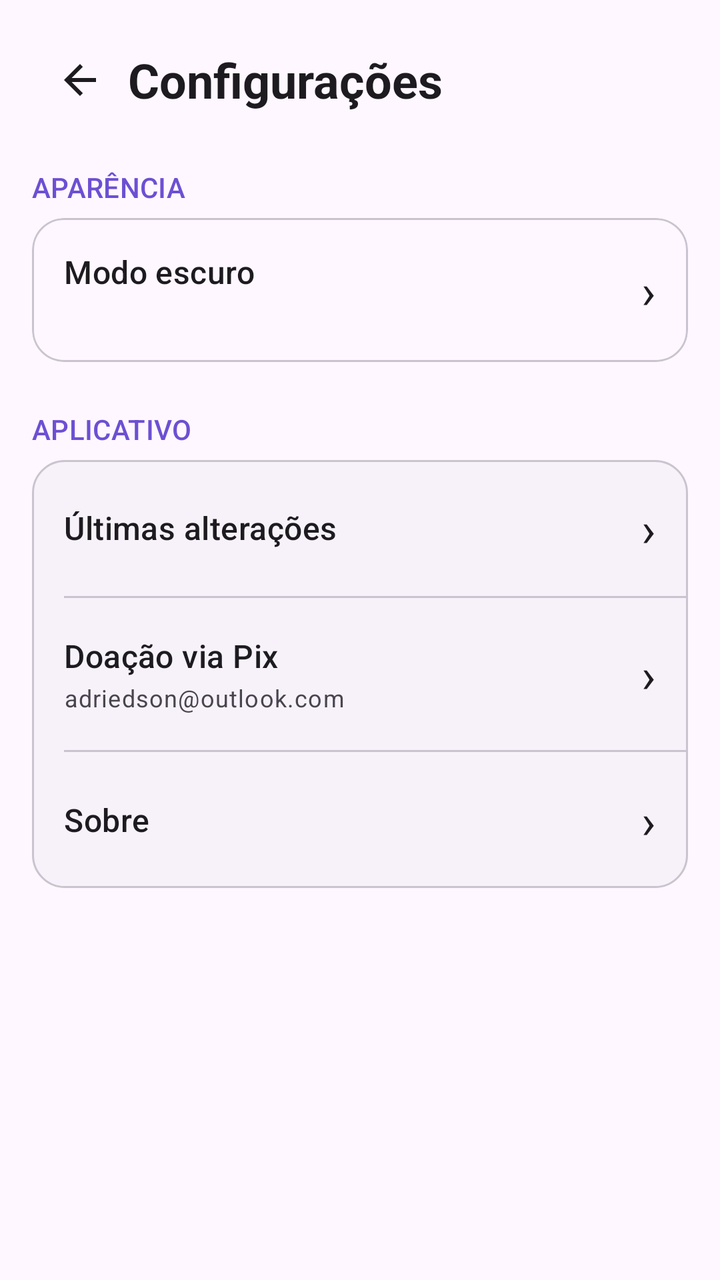
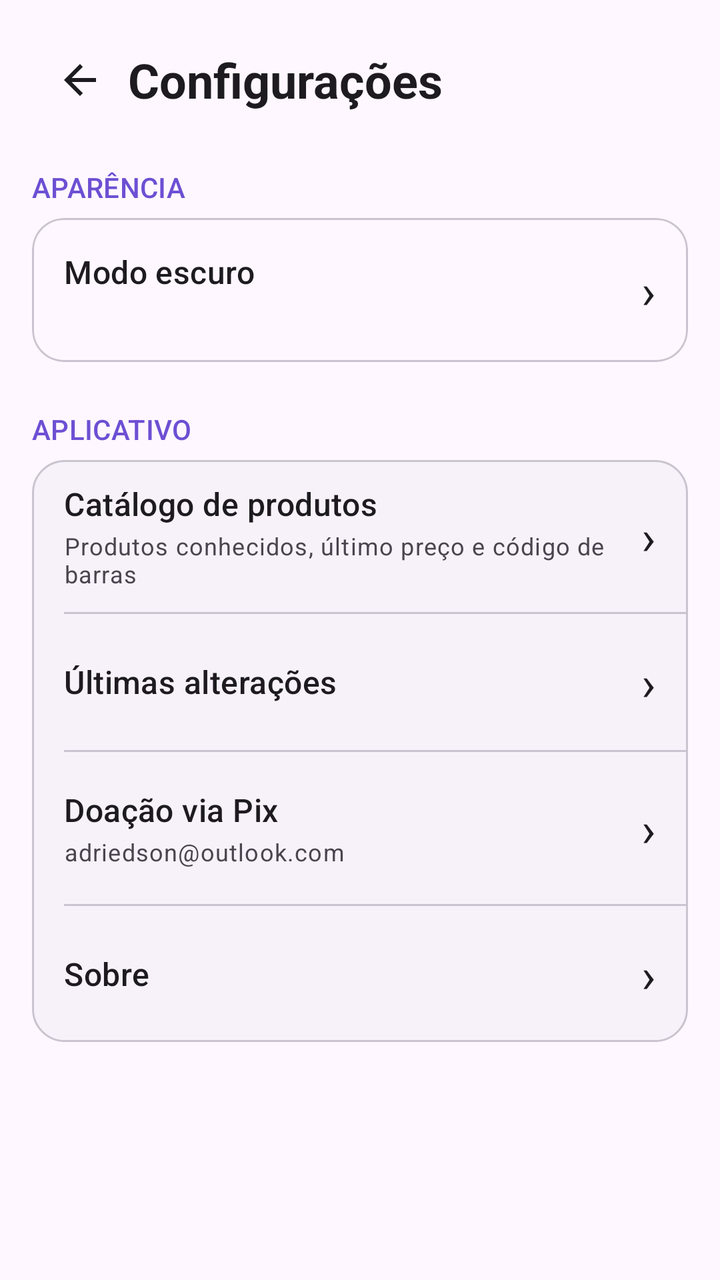

Before-and-after screenshots of an Android layout around one commit, followed by the original layout XML and the change that was made.
<!-- AndroidManifest.xml: application theme Theme.ListaMercado -->
<!-- res/layout/activity_settings.xml -->
<?xml version="1.0" encoding="utf-8"?>
<ScrollView android:id="@+id/rootSettings" xmlns:android="http://schemas.android.com/apk/res/android"
    xmlns:app="http://schemas.android.com/apk/res-auto"
    android:layout_width="match_parent"
    android:layout_height="match_parent"
    android:background="?attr/colorSurface">

    <LinearLayout
        android:layout_width="match_parent"
        android:layout_height="wrap_content"
        android:orientation="vertical"
        android:padding="16dp">

        <LinearLayout
            android:layout_width="match_parent"
            android:layout_height="wrap_content"
            android:gravity="center_vertical"
            android:orientation="horizontal">

            <ImageButton
                android:id="@+id/buttonBackSettings"
                android:layout_width="48dp"
                android:layout_height="48dp"
                android:background="?attr/selectableItemBackgroundBorderless"
                android:contentDescription="Voltar"
                android:padding="12dp"
                android:src="@drawable/ic_back" />

            <TextView
                android:layout_width="0dp"
                android:layout_height="wrap_content"
                android:layout_weight="1"
                android:text="Configurações"
                android:textAppearance="@style/TextAppearance.Material3.HeadlineSmall"
                android:textStyle="bold" />
        </LinearLayout>

        <TextView
            android:layout_width="match_parent"
            android:layout_height="wrap_content"
            android:layout_marginTop="20dp"
            android:layout_marginBottom="6dp"
            android:text="APARÊNCIA"
            android:textAppearance="@style/TextAppearance.Material3.LabelLarge"
            android:textColor="?attr/colorPrimary" />

        <com.google.android.material.card.MaterialCardView
            android:id="@+id/rowAppearance"
            android:layout_width="match_parent"
            android:layout_height="wrap_content"
            android:clickable="true"
            android:focusable="true"
            android:foreground="?attr/selectableItemBackground"
            app:cardCornerRadius="16dp"
            app:cardElevation="0dp"
            app:strokeColor="?attr/colorOutlineVariant"
            app:strokeWidth="1dp">

            <LinearLayout
                android:layout_width="match_parent"
                android:layout_height="wrap_content"
                android:minHeight="72dp"
                android:gravity="center_vertical"
                android:orientation="horizontal"
                android:padding="16dp">

                <LinearLayout
                    android:layout_width="0dp"
                    android:layout_height="wrap_content"
                    android:layout_weight="1"
                    android:orientation="vertical">
                    <TextView android:layout_width="wrap_content" android:layout_height="wrap_content" android:text="Modo escuro" android:textAppearance="@style/TextAppearance.Material3.TitleMedium" />
                    <TextView android:id="@+id/textAppearanceValue" android:layout_width="wrap_content" android:layout_height="wrap_content" android:layout_marginTop="2dp" android:textAppearance="@style/TextAppearance.Material3.BodySmall" />
                </LinearLayout>
                <TextView android:layout_width="wrap_content" android:layout_height="wrap_content" android:text="›" android:textAppearance="@style/TextAppearance.Material3.HeadlineSmall" />
            </LinearLayout>
        </com.google.android.material.card.MaterialCardView>

        <TextView
            android:layout_width="match_parent"
            android:layout_height="wrap_content"
            android:layout_marginTop="24dp"
            android:layout_marginBottom="6dp"
            android:text="APLICATIVO"
            android:textAppearance="@style/TextAppearance.Material3.LabelLarge"
            android:textColor="?attr/colorPrimary" />

        <LinearLayout
            android:layout_width="match_parent"
            android:layout_height="wrap_content"
            android:orientation="vertical"
            android:background="@drawable/bg_settings_group">

            <LinearLayout android:id="@+id/rowChanges" android:layout_width="match_parent" android:layout_height="68dp" android:gravity="center_vertical" android:paddingHorizontal="16dp" android:clickable="true" android:focusable="true" android:background="?attr/selectableItemBackground" android:orientation="horizontal">
                <TextView android:layout_width="0dp" android:layout_height="wrap_content" android:layout_weight="1" android:text="Últimas alterações" android:textAppearance="@style/TextAppearance.Material3.TitleMedium" />
                <TextView android:layout_width="wrap_content" android:layout_height="wrap_content" android:text="›" android:textAppearance="@style/TextAppearance.Material3.HeadlineSmall" />
            </LinearLayout>

            <View android:layout_width="match_parent" android:layout_height="1dp" android:layout_marginStart="16dp" android:background="?attr/colorOutlineVariant" />

            <LinearLayout android:id="@+id/rowDonation" android:layout_width="match_parent" android:layout_height="76dp" android:gravity="center_vertical" android:paddingHorizontal="16dp" android:clickable="true" android:focusable="true" android:background="?attr/selectableItemBackground" android:orientation="horizontal">
                <LinearLayout android:layout_width="0dp" android:layout_height="wrap_content" android:layout_weight="1" android:orientation="vertical">
                    <TextView android:layout_width="wrap_content" android:layout_height="wrap_content" android:text="Doação via Pix" android:textAppearance="@style/TextAppearance.Material3.TitleMedium" />
                    <TextView android:layout_width="wrap_content" android:layout_height="wrap_content" android:layout_marginTop="2dp" android:text="adriedson@outlook.com" android:textAppearance="@style/TextAppearance.Material3.BodySmall" />
                </LinearLayout>
                <TextView android:layout_width="wrap_content" android:layout_height="wrap_content" android:text="›" android:textAppearance="@style/TextAppearance.Material3.HeadlineSmall" />
            </LinearLayout>

            <View android:layout_width="match_parent" android:layout_height="1dp" android:layout_marginStart="16dp" android:background="?attr/colorOutlineVariant" />

            <LinearLayout android:id="@+id/rowAbout" android:layout_width="match_parent" android:layout_height="68dp" android:gravity="center_vertical" android:paddingHorizontal="16dp" android:clickable="true" android:focusable="true" android:background="?attr/selectableItemBackground" android:orientation="horizontal">
                <TextView android:layout_width="0dp" android:layout_height="wrap_content" android:layout_weight="1" android:text="Sobre" android:textAppearance="@style/TextAppearance.Material3.TitleMedium" />
                <TextView android:layout_width="wrap_content" android:layout_height="wrap_content" android:text="›" android:textAppearance="@style/TextAppearance.Material3.HeadlineSmall" />
            </LinearLayout>
        </LinearLayout>
    </LinearLayout>
</ScrollView>
<!-- resources referenced by this layout -->
<resources>
  <!-- drawable bg_settings_group (drawable) -->
  <?xml version="1.0" encoding="utf-8"?>
  <shape xmlns:android="http://schemas.android.com/apk/res/android" android:shape="rectangle">
      <solid android:color="?attr/colorSurfaceContainerLow" />
      <corners android:radius="16dp" />
      <stroke android:width="1dp" android:color="?attr/colorOutlineVariant" />
  </shape>
  <!-- drawable ic_back (drawable) -->
  <vector xmlns:android="http://schemas.android.com/apk/res/android" android:width="24dp" android:height="24dp" android:viewportWidth="24" android:viewportHeight="24">
      <path android:fillColor="?attr/colorOnSurface" android:pathData="M20,11H7.83l5.59,-5.59L12,4l-8,8 8,8 1.42,-1.41L7.83,13H20v-2z" />
  </vector>
  <style name="Theme.ListaMercado" parent="Theme.Material3.DayNight.NoActionBar">
          <item name="colorPrimary">@color/primary</item>
          <item name="colorOnPrimary">@color/on_primary</item>
          <item name="colorPrimaryContainer">@color/primary_container</item>
          <item name="colorOnPrimaryContainer">@color/on_primary_container</item>
          <item name="colorSecondary">@color/secondary</item>
          <item name="colorOnSecondary">@color/on_secondary</item>
          <item name="colorSecondaryContainer">@color/secondary_container</item>
          <item name="colorOnSecondaryContainer">@color/on_secondary_container</item>
          <item name="android:navigationBarColor">?attr/colorSurface</item>
          <item name="android:statusBarColor">?attr/colorSurface</item>
          <item name="android:windowLightStatusBar" tools:targetApi="m">true</item>
      </style>
  <color name="primary">#6D4FD3</color>
  <color name="on_primary">#FFFFFF</color>
  <color name="primary_container">#E9E1FF</color>
  <color name="on_primary_container">#24124F</color>
  <color name="secondary">#625B71</color>
  <color name="on_secondary">#FFFFFF</color>
  <color name="secondary_container">#E8DEF8</color>
  <color name="on_secondary_container">#1D192B</color>
</resources>

<!-- the commit's change to res/layout/activity_settings.xml (unified diff, before → after) -->
@@ -91,6 +91,16 @@
             android:orientation="vertical"
             android:background="@drawable/bg_settings_group">
 
+            <LinearLayout android:id="@+id/rowCatalog" android:layout_width="match_parent" android:layout_height="76dp" android:gravity="center_vertical" android:paddingHorizontal="16dp" android:clickable="true" android:focusable="true" android:background="?attr/selectableItemBackground" android:orientation="horizontal">
+                <LinearLayout android:layout_width="0dp" android:layout_height="wrap_content" android:layout_weight="1" android:orientation="vertical">
+                    <TextView android:layout_width="wrap_content" android:layout_height="wrap_content" android:text="Catálogo de produtos" android:textAppearance="@style/TextAppearance.Material3.TitleMedium" />
+                    <TextView android:layout_width="wrap_content" android:layout_height="wrap_content" android:layout_marginTop="2dp" android:text="Produtos conhecidos, último preço e código de barras" android:textAppearance="@style/TextAppearance.Material3.BodySmall" />
+                </LinearLayout>
+                <TextView android:layout_width="wrap_content" android:layout_height="wrap_content" android:text="›" android:textAppearance="@style/TextAppearance.Material3.HeadlineSmall" />
+            </LinearLayout>
+
+            <View android:layout_width="match_parent" android:layout_height="1dp" android:layout_marginStart="16dp" android:background="?attr/colorOutlineVariant" />
+
             <LinearLayout android:id="@+id/rowChanges" android:layout_width="match_parent" android:layout_height="68dp" android:gravity="center_vertical" android:paddingHorizontal="16dp" android:clickable="true" android:focusable="true" android:background="?attr/selectableItemBackground" android:orientation="horizontal">
                 <TextView android:layout_width="0dp" android:layout_height="wrap_content" android:layout_weight="1" android:text="Últimas alterações" android:textAppearance="@style/TextAppearance.Material3.TitleMedium" />
                 <TextView android:layout_width="wrap_content" android:layout_height="wrap_content" android:text="›" android:textAppearance="@style/TextAppearance.Material3.HeadlineSmall" />
